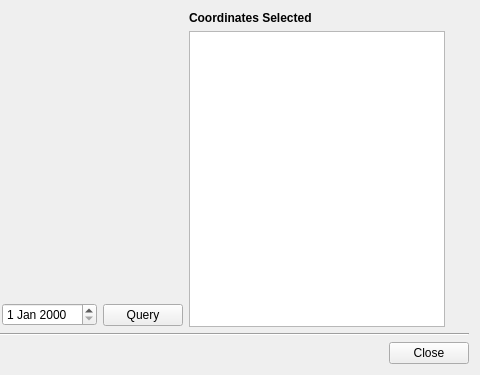
This is src/wtss-tl/ui/wtss_dialog_form.ui in matheuszaglia/wtss.tl as Qt 5 draws it before an edit; both pictures show x 1049 to 1529 and y 0 to 375 of the 1529 by 375 pixel window. The edited form follows.
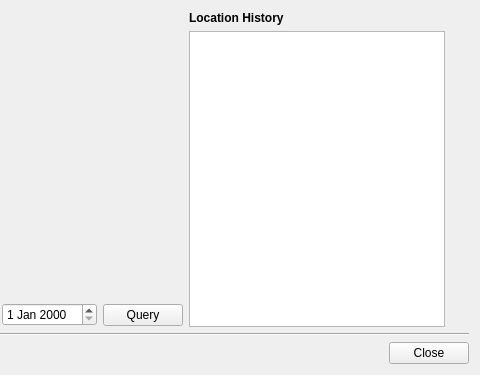
This is the edited form.

Commit message: Change coordinate history title

```diff
--- a/src/wtss-tl/ui/wtss_dialog_form.ui
+++ b/src/wtss-tl/ui/wtss_dialog_form.ui
@@ -328,7 +328,7 @@
                  </font>
                 </property>
                 <property name="text">
-                 <string>Coordinates Selected</string>
+                 <string>Location History</string>
                 </property>
                </widget>
               </item>
```
